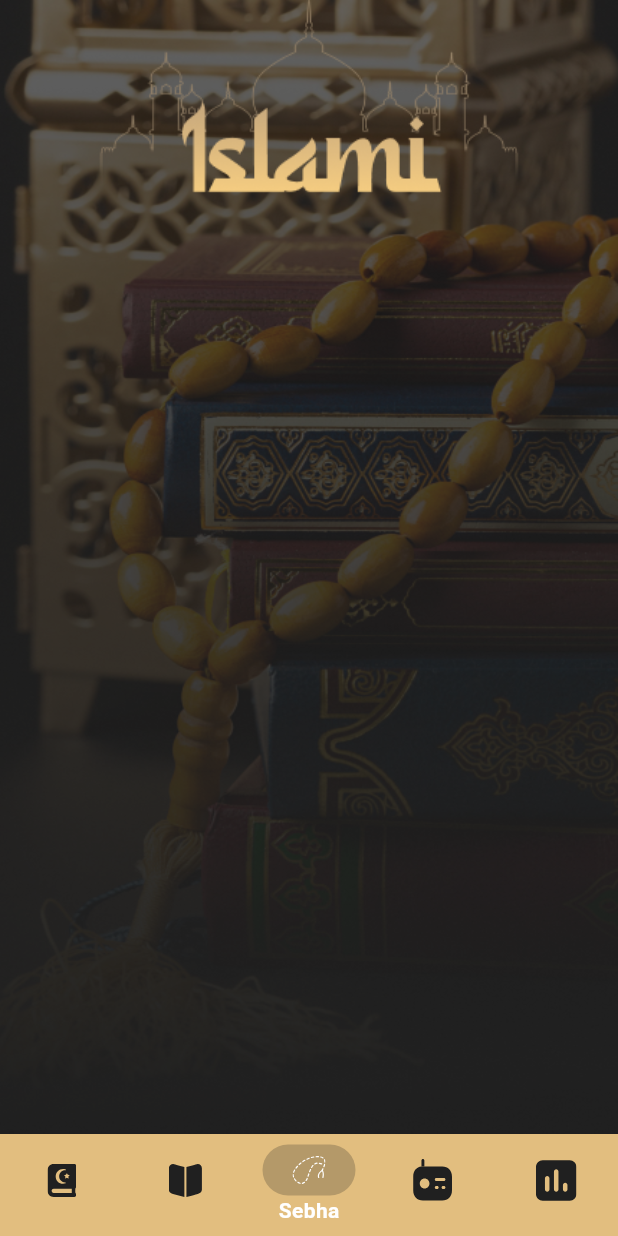
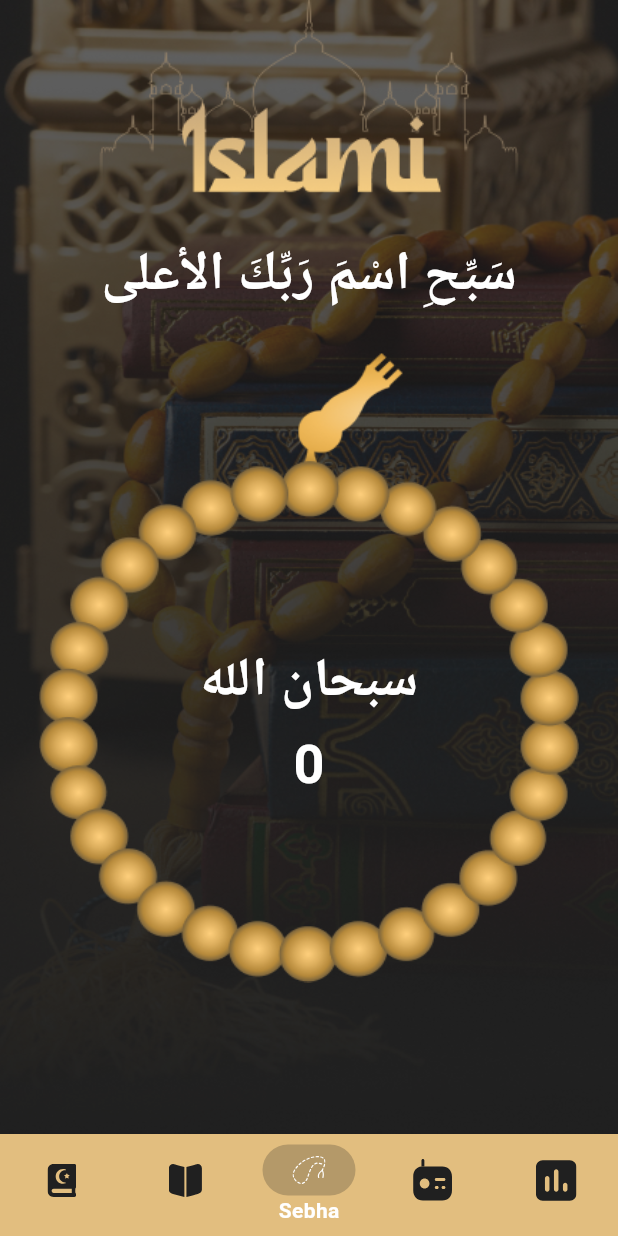
Before and after one commit to Mousa2004/islami_app, a Flutter app: the screen it shows after launch, item 3 of the bottom bar chosen, on a phone screen of 412 x 824 dp. Run offline on Flutter 3.47's test engine with Material 3 defaults, Android fonts, the phone set to English and light mode, and no system bars; our stand-ins replace flutter_svg.

Commit message:
create sebha screan

```diff
--- a/lib/home_screan.dart
+++ b/lib/home_screan.dart
@@ -11,7 +11,6 @@ import 'package:islami_app/theme_app.dart';
 class HomeScrean extends StatefulWidget {
   static const String routName = "/home";
   const HomeScrean({super.key});
-
   @override
   State<HomeScrean> createState() => _HomeScreanState();
 }
--- a/lib/tabs/sebha_tab.dart
+++ b/lib/tabs/sebha_tab.dart
@@ -1,10 +1,74 @@
 import 'package:flutter/material.dart';
 
-class SebhaTab extends StatelessWidget {
+class SebhaTab extends StatefulWidget {
   const SebhaTab({super.key});
 
   @override
+  State<SebhaTab> createState() => _SebhaTabState();
+}
+
+class _SebhaTabState extends State<SebhaTab> {
+  int counter = 0;
+  int currentIndex = 0;
+
+  List<String> azkar = ["سبحان الله", "الحمد لله", "الله أكبر"];
+  List<int> maxCounts = [33, 33, 34];
+
+  void incrementCounter() {
+    setState(() {
+      counter++;
+      if (counter > maxCounts[currentIndex]) {
+        counter = 0;
+        currentIndex++;
+        if (currentIndex >= azkar.length) {
+          currentIndex = 0;
+        }
+      }
+    });
+  }
+
+  @override
   Widget build(BuildContext context) {
-    return Container();
+    return Column(
+      children: [
+        Padding(
+          padding: const EdgeInsets.symmetric(vertical: 20),
+          child: Text(
+            "سَبِّحِ اسْمَ رَبِّكَ الأعلى",
+            style: Theme.of(context).textTheme.displaySmall,
+          ),
+        ),
+        InkWell(
+          onTap: incrementCounter,
+          child: Container(
+            alignment: Alignment.center,
+            margin: EdgeInsets.only(left: 26, right: 26, top: 8),
+            height: 420,
+            width: 379,
+            decoration: BoxDecoration(
+              image: DecorationImage(
+                image: AssetImage("assets/images/sebha.png"),
+                fit: BoxFit.fill,
+              ),
+            ),
+            child: Column(
+              mainAxisAlignment: MainAxisAlignment.center,
+              children: [
+                SizedBox(height: MediaQuery.sizeOf(context).height * 0.09),
+                Text(
+                  azkar[currentIndex],
+                  style: Theme.of(context).textTheme.displaySmall,
+                ),
+                SizedBox(height: 10),
+                Text(
+                  "$counter",
+                  style: Theme.of(context).textTheme.displaySmall,
+                ),
+              ],
+            ),
+          ),
+        ),
+      ],
+    );
   }
 }
--- a/lib/theme_app.dart
+++ b/lib/theme_app.dart
@@ -36,6 +36,11 @@ class ThemeApp {
         fontWeight: FontWeight.w700,
         color: primary,
       ),
+      displaySmall: TextStyle(
+        fontSize: 36,
+        fontWeight: FontWeight.w700,
+        color: white,
+      ),
     ),
   );
 }
```
Also changed, not shown: assets/images/2x/sebha@2x.png (added), assets/images/3x/sebha@3x.png (added), assets/images/sebha.png (added).
